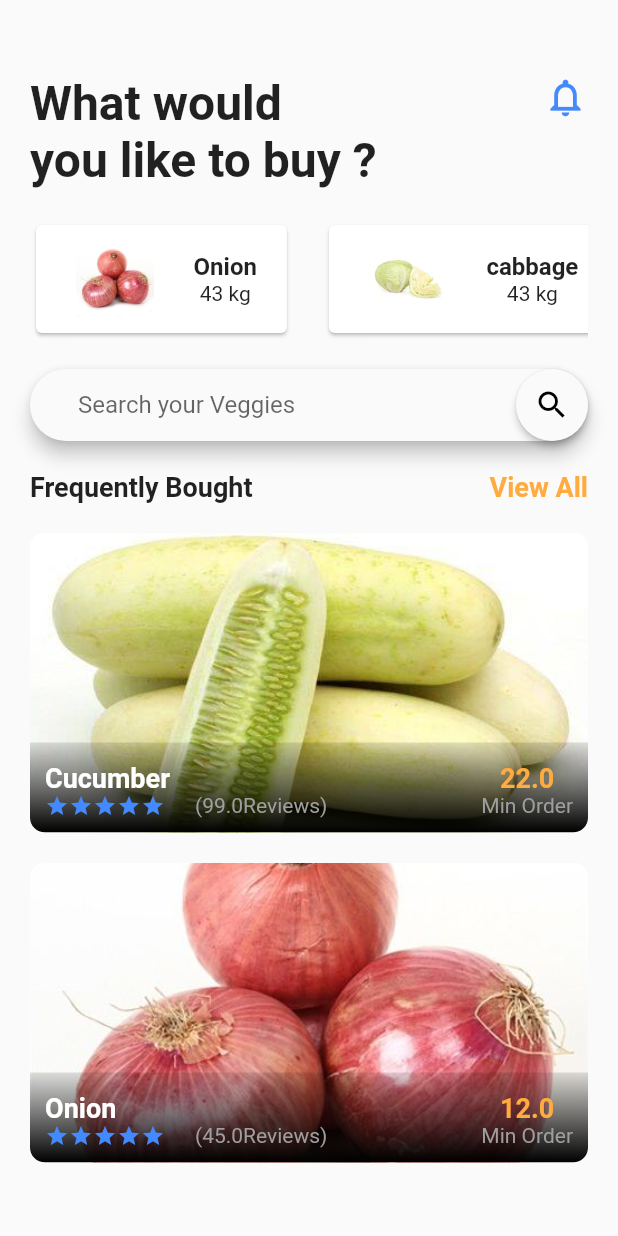
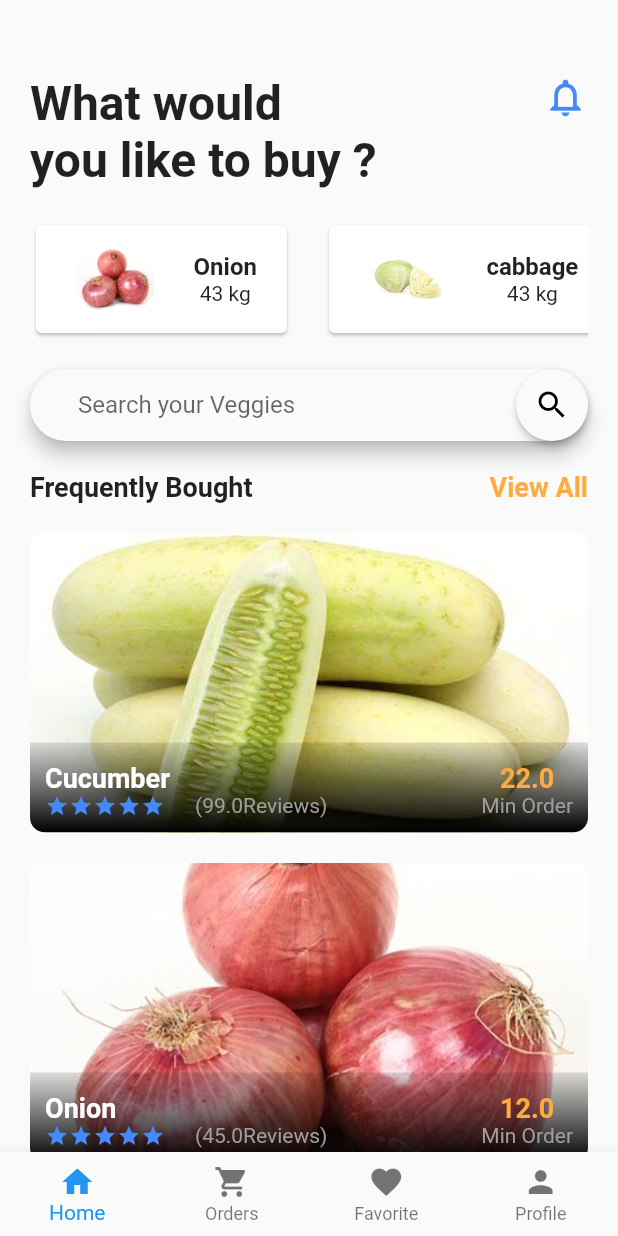
Before and after one commit to abhinavprkash/RuralnFresh, a Flutter app: the screen it shows after launch, on a phone screen of 412 x 824 dp. Run offline on Flutter 3.47's test engine with Material 2 defaults, Android fonts, the phone set to English and light mode, and no system bars.

Commit message:
6th commit finished with homePage, created 3 PAGES

```diff
--- a/lib/src/app.dart
+++ b/lib/src/app.dart
@@ -1,5 +1,5 @@
 import 'package:flutter/material.dart';
-import 'homescreen.dart';
+import 'screens/main_screen.dart';
 
 class App extends StatelessWidget {
   @override
@@ -7,7 +7,7 @@ class App extends StatelessWidget {
     return MaterialApp(
       title: "Vegdy",
       theme: ThemeData(primaryColor: Colors.blueAccent),
-      home: HomeScreen(),
+      home: MainScreen(),
     );
   }
 }
--- a/lib/src/data/food_data.dart
+++ b/lib/src/data/food_data.dart
@@ -1,21 +1,4 @@
-class Food {
-  final String id;
-  final String name;
-  final String imagePath;
-  final String category;
-  final double price;
-  final double discount;
-  final double ratings;
-
-  Food(
-      {this.id,
-      this.name,
-      this.imagePath,
-      this.category,
-      this.price,
-      this.discount,
-      this.ratings});
-}
+import '../models/food_model.dart';
 
 final foods = [
   Food(
--- /dev/null
+++ b/lib/src/models/food_model.dart
@@ -0,0 +1,18 @@
+class Food {
+  final String id;
+  final String name;
+  final String imagePath;
+  final String category;
+  final double price;
+  final double discount;
+  final double ratings;
+
+  Food(
+      {this.id,
+      this.name,
+      this.imagePath,
+      this.category,
+      this.price,
+      this.discount,
+      this.ratings});
+}
--- a/lib/src/homescreen.dart
+++ b/lib/src/pages/home_page.dart
@@ -1,18 +1,19 @@
 import 'package:flutter/material.dart';
 import 'package:vegdy/src/widgets/food_category.dart';
-import 'widgets/home_top_info.dart';
-import 'widgets/search_file.dart';
-import 'widgets/bought_foods.dart';
+import '../widgets/home_top_info.dart';
+import '../widgets/search_file.dart';
+import '../widgets/bought_foods.dart';
 
 //data
-import 'data/food_data.dart';
+import '../data/food_data.dart';
+import '../models/food_model.dart';
 
-class HomeScreen extends StatefulWidget {
+class HomePage extends StatefulWidget {
   @override
-  _HomeScreenState createState() => _HomeScreenState();
+  _HomePageState createState() => _HomePageState();
 }
 
-class _HomeScreenState extends State<HomeScreen> {
+class _HomePageState extends State<HomePage> {
   List<Food> _foods = foods;
   @override
   Widget build(BuildContext context) {
--- /dev/null
+++ b/lib/src/screens/main_screen.dart
@@ -0,0 +1,68 @@
+import 'package:flutter/material.dart';
+import '../pages/favorite_page.dart';
+import '../pages/home_page.dart';
+import '../pages/order_page.dart';
+import '../pages/profile_page.dart';
+
+class MainScreen extends StatefulWidget {
+  @override
+  _MainScreenState createState() => _MainScreenState();
+}
+
+class _MainScreenState extends State<MainScreen> {
+  int currentTabIndex = 0;
+
+  List<Widget> pages;
+  Widget currentPage;
+
+  HomePage homePage;
+  OrderPage orderPage;
+  FavoritePage favoritePage;
+  ProfilePage profilePage;
+
+  @override
+  void initState() {
+    super.initState();
+    homePage = HomePage();
+    orderPage = OrderPage();
+    favoritePage = FavoritePage();
+    profilePage = ProfilePage();
+    pages = [homePage, orderPage, favoritePage, profilePage];
+    currentPage = homePage;
+  }
+
+  @override
+  Widget build(BuildContext context) {
+    return Scaffold(
+      bottomNavigationBar: BottomNavigationBar(
+        onTap: (int index) {
+          setState(() {
+            currentTabIndex = index;
+            currentPage = pages[index];
+          });
+        },
+        currentIndex: currentTabIndex,
+        type: BottomNavigationBarType.fixed,
+        items: <BottomNavigationBarItem>[
+          BottomNavigationBarItem(
+            icon: Icon(Icons.home),
+            title: Text("Home"),
+          ),
+          BottomNavigationBarItem(
+            icon: Icon(Icons.shopping_cart),
+            title: Text("Orders"),
+          ),
+          BottomNavigationBarItem(
+            icon: Icon(Icons.favorite),
+            title: Text("Favorite"),
+          ),
+          BottomNavigationBarItem(
+            icon: Icon(Icons.person),
+            title: Text("Profile"),
+          ),
+        ],
+      ),
+      body: currentPage,
+    );
+  }
+}
```
Also changed, not shown: lib/src/pages/favorite_page.dart (added, +15 -0 lines), lib/src/pages/order_page.dart (added, +15 -0 lines), lib/src/pages/profile_page.dart (added, +15 -0 lines).
